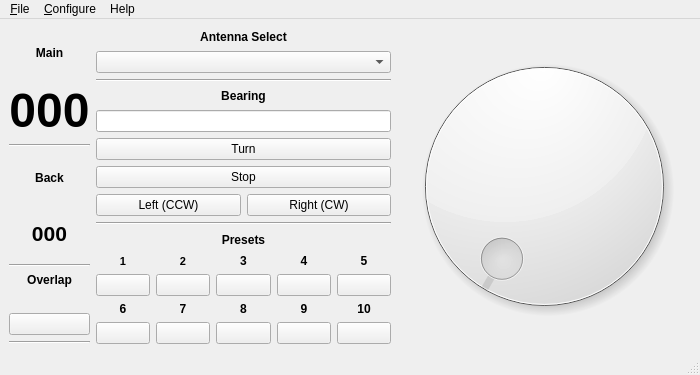
Before: the Qt Designer form mqt/MqtRotator/rotatormainwindow.ui in zsteva/backup-minos2, drawn with Qt 5.
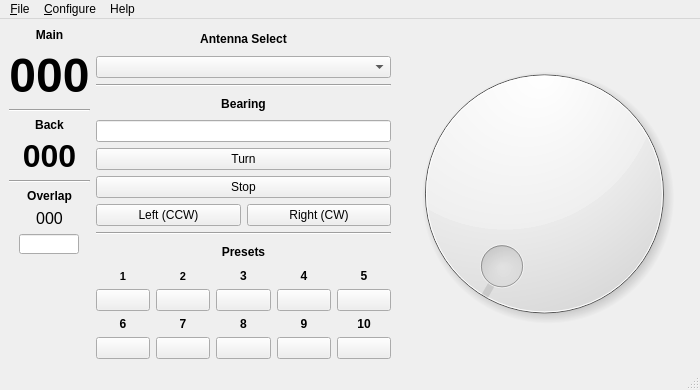
After: the same form once the commit is applied. Custom widgets are drawn as their Qt base class.

Commit message: changed overlap light to lineedit readonly

```diff
--- a/mqt/MqtRotator/rotatormainwindow.ui
+++ b/mqt/MqtRotator/rotatormainwindow.ui
@@ -7,7 +7,7 @@
     <x>0</x>
     <y>0</y>
     <width>700</width>
-    <height>375</height>
+    <height>390</height>
    </rect>
   </property>
   <property name="sizePolicy">
@@ -26,7 +26,14 @@
    <string>Minos Rotator</string>
   </property>
   <widget class="QWidget" name="centralwidget">
-   <layout class="QHBoxLayout" name="horizontalLayout_2">
+   <layout class="QHBoxLayout" name="horizontalLayout_4">
+    <item>
+     <layout class="QHBoxLayout" name="horizontalLayout_3">
+      <item>
+       <layout class="QVBoxLayout" name="verticalLayout_5">
+        <property name="sizeConstraint">
+         <enum>QLayout::SetDefaultConstraint</enum>
+        </property>
     <item>
      <layout class="QVBoxLayout" name="verticalLayout_4">
       <item>
@@ -89,7 +96,7 @@
        <widget class="QLabel" name="backBearingDisplay">
         <property name="font">
          <font>
-          <pointsize>16</pointsize>
+              <pointsize>24</pointsize>
           <weight>75</weight>
           <bold>true</bold>
          </font>
@@ -109,6 +116,8 @@
         </property>
        </widget>
       </item>
+         </layout>
+        </item>
       <item>
        <layout class="QVBoxLayout" name="verticalLayout">
         <item>
@@ -131,12 +140,13 @@
          <widget class="QLabel" name="overlapBearingDisplay">
           <property name="font">
            <font>
+              <pointsize>12</pointsize>
             <weight>50</weight>
             <bold>false</bold>
            </font>
           </property>
           <property name="text">
-           <string/>
+             <string>000</string>
           </property>
           <property name="alignment">
            <set>Qt::AlignCenter</set>
@@ -144,32 +154,45 @@
          </widget>
         </item>
         <item>
-         <widget class="OverLapWidget" name="overLapDisplay">
+           <layout class="QHBoxLayout" name="horizontalLayout_2">
+            <item>
+             <widget class="QLineEdit" name="overlaplineEdit">
           <property name="sizePolicy">
-           <sizepolicy hsizetype="Minimum" vsizetype="Minimum">
+               <sizepolicy hsizetype="Fixed" vsizetype="Fixed">
             <horstretch>0</horstretch>
             <verstretch>0</verstretch>
            </sizepolicy>
           </property>
-          <property name="minimumSize">
+              <property name="maximumSize">
            <size>
             <width>60</width>
-            <height>15</height>
-           </size>
-          </property>
-          <property name="text">
-           <string notr="true"/>
-          </property>
-         </widget>
+                <height>20</height>
+               </size>
+              </property>
+              <property name="maxLength">
+               <number>10</number>
+              </property>
+              <property name="readOnly">
+               <bool>true</bool>
+              </property>
+             </widget>
+            </item>
+           </layout>
+          </item>
+         </layout>
         </item>
         <item>
-         <widget class="Line" name="line_5">
+         <spacer name="verticalSpacer">
           <property name="orientation">
-           <enum>Qt::Horizontal</enum>
+           <enum>Qt::Vertical</enum>
           </property>
-         </widget>
-        </item>
-       </layout>
+          <property name="sizeHint" stdset="0">
+           <size>
+            <width>20</width>
+            <height>40</height>
+           </size>
+          </property>
+         </spacer>
       </item>
      </layout>
     </item>
@@ -307,6 +330,13 @@
           </property>
          </widget>
         </item>
+          <item row="4" column="1">
+           <widget class="QPushButton" name="presetButton7">
+            <property name="text">
+             <string/>
+            </property>
+           </widget>
+          </item>
         <item row="1" column="1">
          <widget class="QPushButton" name="presetButton2">
           <property name="text">
@@ -314,35 +344,28 @@
           </property>
          </widget>
         </item>
-        <item row="3" column="0">
-         <widget class="QPushButton" name="presetButton6">
-          <property name="text">
-           <string/>
-          </property>
-         </widget>
-        </item>
-        <item row="3" column="1">
-         <widget class="QPushButton" name="presetButton7">
-          <property name="text">
-           <string/>
-          </property>
-         </widget>
-        </item>
-        <item row="3" column="3">
+          <item row="4" column="3">
          <widget class="QPushButton" name="presetButton9">
           <property name="text">
            <string/>
           </property>
          </widget>
         </item>
-        <item row="3" column="2">
+          <item row="4" column="0">
+           <widget class="QPushButton" name="presetButton6">
+            <property name="text">
+             <string/>
+            </property>
+           </widget>
+          </item>
+          <item row="4" column="2">
          <widget class="QPushButton" name="presetButton8">
           <property name="text">
            <string/>
           </property>
          </widget>
         </item>
-        <item row="3" column="4">
+          <item row="4" column="4">
          <widget class="QPushButton" name="presetButton10">
           <property name="text">
            <string/>
@@ -569,6 +592,8 @@
      </widget>
     </item>
    </layout>
+    </item>
+   </layout>
   </widget>
   <widget class="QMenuBar" name="menubar">
    <property name="geometry">
@@ -677,11 +702,6 @@
    <extends>QDial</extends>
    <header>minoscompass.h</header>
   </customwidget>
-  <customwidget>
-   <class>OverLapWidget</class>
-   <extends>QPushButton</extends>
-   <header>overlapwidget.h</header>
-  </customwidget>
  </customwidgets>
  <resources/>
  <connections/>
```
Left out of the diff: 76 changed lines with no effect on the pictures. Lines whose indentation alone changed are shown as unchanged. The commit also changes 2 other files.
